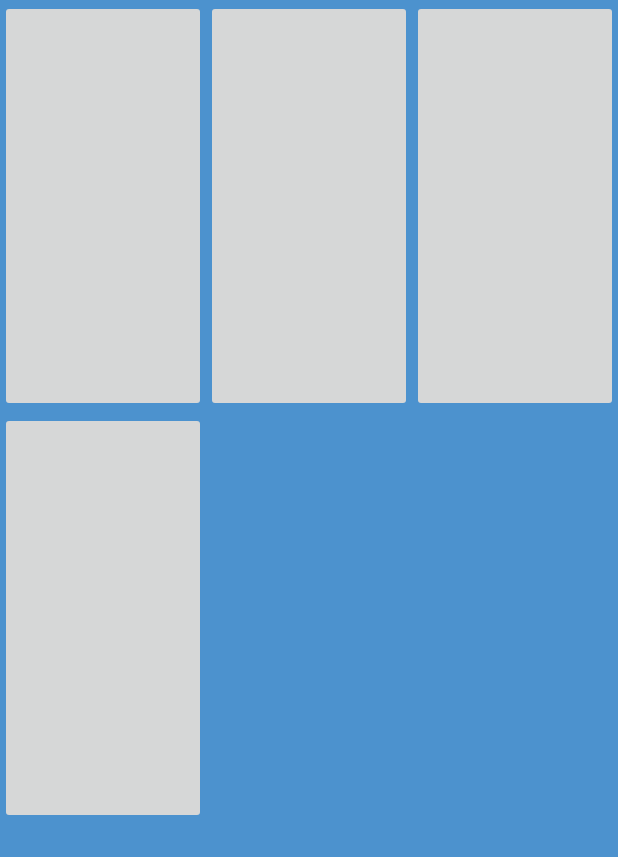
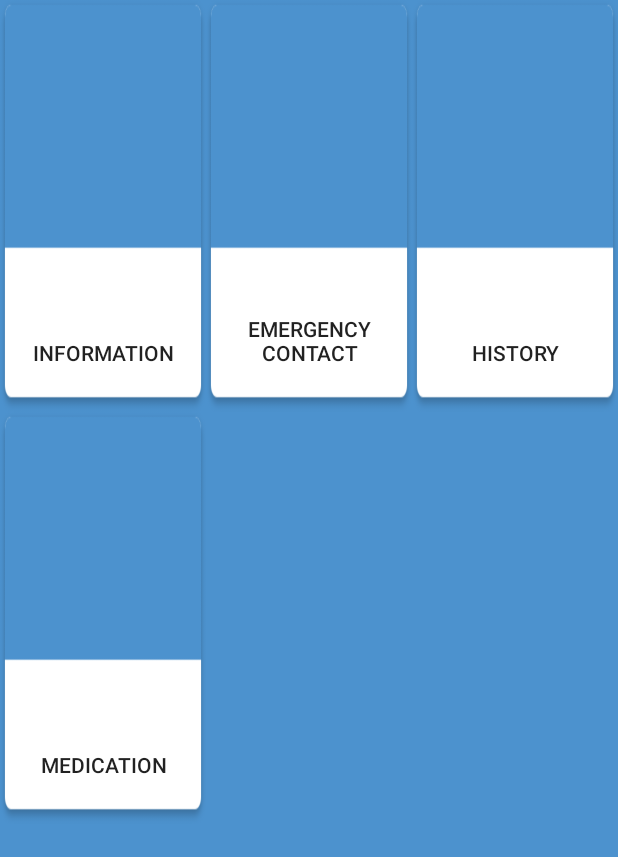
Before and after one commit to nwHacks2017/application, an Android app: the screen it shows after launch (MainActivity), on a phone screen of 412 x 824 dp. Shown: the top 857 px of the screen. Run offline under Robolectric (Android 15) with nearby library versions, the phone set to English and light mode, and no system bars; our stand-ins replace Volley; network calls fail; 1 statement that could not run was skipped.

Commit message:
more UI changes

```diff
--- a/app/src/main/java/com/lifeband/lifeband/MainActivity.java
+++ b/app/src/main/java/com/lifeband/lifeband/MainActivity.java
@@ -3,6 +3,7 @@ package com.lifeband.lifeband;
 import android.app.Activity;
 import android.app.ProgressDialog;
 import android.content.Context;
+import android.content.Intent;
 import android.net.Uri;
 import android.os.Bundle;
 import android.view.LayoutInflater;
@@ -10,7 +11,7 @@ import android.view.View;
 import android.view.ViewGroup;
 import android.widget.BaseAdapter;
 import android.widget.Button;
-import android.widget.ImageButton;
+import android.widget.Button;
 import android.widget.ImageView;
 import android.widget.ListView;
 import android.widget.TextView;
@@ -40,7 +41,7 @@ import java.util.List;
 
 public class MainActivity extends Activity {
 
-    private ImageButton mTrigger;
+    private Button mTrigger;
     private RequestQueue mVolleyQueue;
     private ListView mListView;
     private ProgressDialog mProgress;
@@ -82,20 +83,65 @@ public class MainActivity extends Activity {
         makeSampleHttpRequest();
         System.out.println("After request");
 
-        ImageButton btnInformation= (ImageButton) findViewById(R.id.btnInformation);/*
-        ImageButton btnEmergencyContact= (ImageButton) findViewById(R.id.btnEmergencyContact);
-        ImageButton btnHistory= (ImageButton) findViewById(R.id.btnHistory);
-        ImageButton btnMedication= (ImageButton) findViewById(R.id.btnMedication);*/
+        Button btnInformation= (Button) findViewById(R.id.btnInformation);
+        Button btnEmergencyContact= (Button) findViewById(R.id.btnEmergencyContact);
+        Button btnHistory= (Button) findViewById(R.id.btnHistory);
+        Button btnMedication= (Button) findViewById(R.id.btnMedication);
         showToast("Sent");
 
         btnInformation.setOnClickListener(new View.OnClickListener() {
             @Override
             public void onClick(View v) {
-
-                makeSampleHttpRequest();
+                Intent i = new Intent();
+                Bundle b = new Bundle();
+                b.putParcelable("birth", patientData.getInformation().getBirth());
+                b.putParcelable("id", patientData.getInformation());
+                i.putExtras(b);
+                i.setClass(getApplicationContext(), InformationActivity.class);
+                startActivity(i);
+                //makeSampleHttpRequest();
             }
         });
 
+        btnEmergencyContact.setOnClickListener(new View.OnClickListener() {
+            @Override
+            public void onClick(View v) {
+ /*               Intent i = new Intent();
+                Bundle b = new Bundle();
+                b.putParcelable(Constants.CUSTOM_LISTING, currentListing);
+                i.putExtras(b);
+                i.setClass(this, SearchDetailsActivity.class);
+                startActivity(i);*/
+                //makeSampleHttpRequest();
+            }
+        });
+
+        btnHistory.setOnClickListener(new View.OnClickListener() {
+            @Override
+            public void onClick(View v) {
+        /*        CustomListing currentListing = new CustomListing();
+                Intent i = new Intent();
+                Bundle b = new Bundle();
+                b.putParcelable(Constants.CUSTOM_LISTING, currentListing);
+                i.putExtras(b);
+                i.setClass(this, SearchDetailsActivity.class);
+                startActivity(i);*/
+                //makeSampleHttpRequest();
+            }
+        });
+
+        btnMedication.setOnClickListener(new View.OnClickListener() {
+            @Override
+            public void onClick(View v) {
+     /*           Intent i = new Intent();
+                Bundle b = new Bundle();
+                b.putParcelable("", data);
+                i.putExtras(b);
+                i.setClass(this, SearchDetailsActivity.class);
+                startActivity(i);*/
+                //makeSampleHttpRequest();
+            }
+        });
       /*  while(patientData == null){
 
         }
--- a/app/src/main/res/layout/activity_main.xml
+++ b/app/src/main/res/layout/activity_main.xml
@@ -13,23 +13,34 @@
         android:orientation="horizontal"
         android:weightSum="3" >
 
-        <ImageButton
+        <Button
             android:layout_width="0dp"
             android:layout_height="fill_parent"
             android:layout_weight="1"
-            android:drawable="@drawable/tile"
+            android:text="Information"
+            android:gravity="bottom|center"
+            android:paddingBottom="30dp"
+            android:background="@drawable/tile"
             android:id="@+id/btnInformation" />
 
-        <ImageButton
+        <Button
             android:id="@+id/btnEmergencyContact"
             android:layout_width="0dp"
+            android:text="Emergency contact"
+            android:gravity="bottom|center"
+            android:paddingBottom="30dp"
             android:layout_height="fill_parent"
+            android:background="@drawable/tile"
             android:layout_weight="1" />
 
-        <ImageButton
+        <Button
             android:id="@+id/btnHistory"
             android:layout_width="0dp"
+            android:text="History"
+            android:gravity="bottom|center"
+            android:paddingBottom="30dp"
             android:layout_height="fill_parent"
+            android:background="@drawable/tile"
             android:layout_weight="1" />
     </LinearLayout>
 
@@ -40,10 +51,14 @@
         android:orientation="horizontal"
         android:weightSum="3" >
 
-        <ImageButton
+        <Button
             android:id="@+id/btnMedication"
+            android:text="Medication"
+            android:gravity="bottom|center"
+            android:paddingBottom="30dp"
             android:layout_width="0dp"
             android:layout_height="fill_parent"
+            android:background="@drawable/tile"
             android:layout_weight="1" />
 
     </LinearLayout>
--- a/app/src/main/res/values/strings.xml
+++ b/app/src/main/res/values/strings.xml
@@ -1,4 +1,6 @@
 <resources>
     <string name="app_name">Lifeband</string>
     <string name="title_activity_main">MainActivity</string>
+    <string name="title_activity_emergency_contact">EmergencyContact</string>
+    <string name="title_activity_medication">MedicationActivity</string>
 </resources>
--- a/app/src/main/res/values/styles.xml
+++ b/app/src/main/res/values/styles.xml
@@ -13,6 +13,7 @@
         <item name="windowNoTitle">true</item>
     </style>
 
+
     <style name="AppTheme.AppBarOverlay" parent="ThemeOverlay.AppCompat.Dark.ActionBar" />
 
     <style name="AppTheme.PopupOverlay" parent="ThemeOverlay.AppCompat.Light" />
```
Also changed, not shown: app/src/main/AndroidManifest.xml (+11 -5 lines), app/src/main/java/com/lifeband/lifeband/EmergencyContact.java (added, +29 -0 lines), app/src/main/java/com/lifeband/lifeband/InformationActivity.java (added, +13 -0 lines), app/src/main/java/com/lifeband/lifeband/MedicationActivity.java (added, +29 -0 lines), app/src/main/res/drawable/layer_card_background.xml (added, +20 -0 lines), app/src/main/res/drawable/layer_card_background_selected.xml (added, +20 -0 lines), app/src/main/res/drawable/selector_card_background.xml (added, +9 -0 lines), app/src/main/res/layout/activity_emergency_contact.xml (added, +33 -0 lines), app/src/main/res/layout/activity_information.xml (added, +88 -0 lines), app/src/main/res/layout/activity_medication.xml (added, +33 -0 lines), app/src/main/res/layout/content_emergency_contact.xml (added, +11 -0 lines), app/src/main/res/layout/content_medication.xml (added, +14 -0 lines), app/src/main/res/layout/list_item_card.xml (added, +32 -0 lines).
